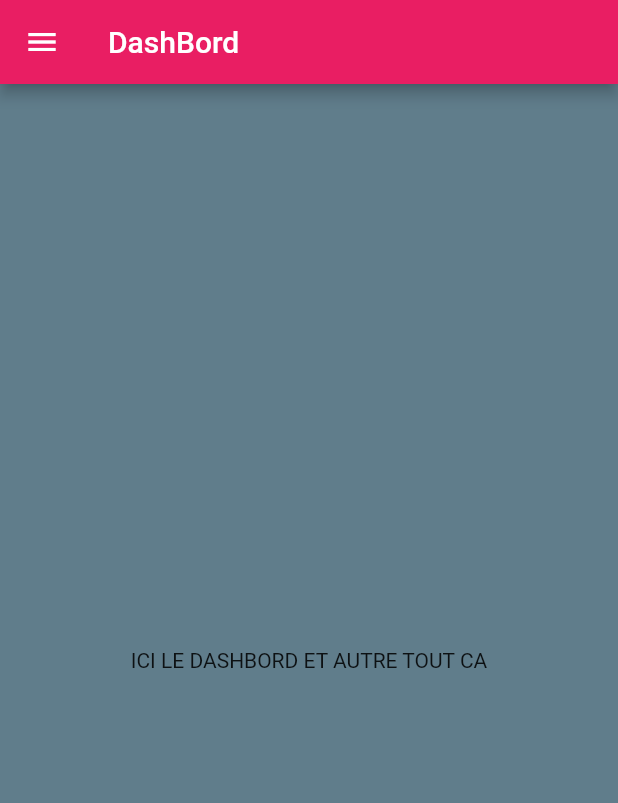
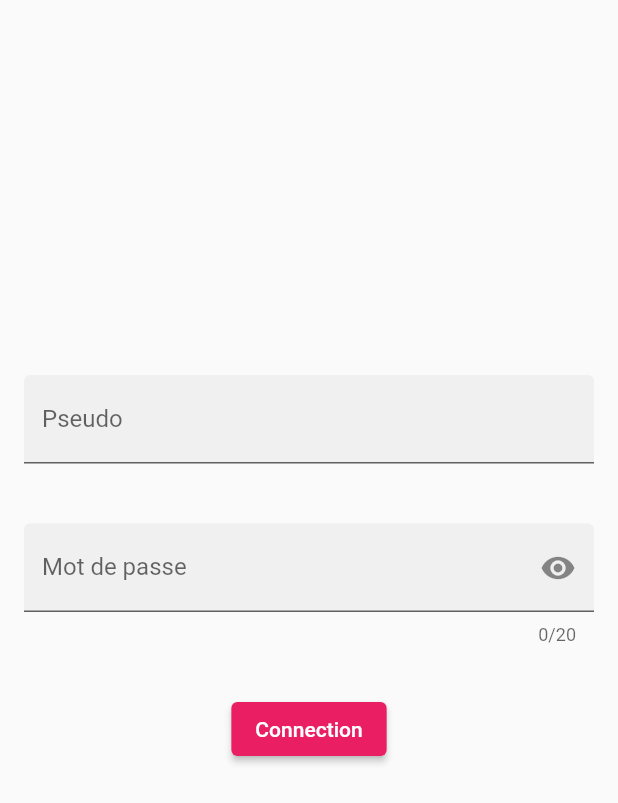
Before and after one commit to prince7walter/multimedia_flutter, a Flutter app: the screen it shows after launch, on a phone screen of 412 x 824 dp. Shown: the top 803 px of the screen. Run offline on Flutter 3.47's test engine with Material 2 defaults, Android fonts, the light colour scheme and no system bars.

Commit message:
version stable + login

```diff
--- a/lib/Classe/listeC.dart
+++ b/lib/Classe/listeC.dart
@@ -16,6 +16,9 @@ class listeC extends StatelessWidget{
         crossAxisCount: 2,
         // Generate 100 widgets that display their index in the List.
         children: [
+          Center(
+
+          ),
           Center(
               child: Container(
                   decoration: BoxDecoration(
--- /dev/null
+++ b/lib/login.dart
@@ -0,0 +1,155 @@
+import 'package:flutter/material.dart';
+import 'package:flutter/services.dart';
+
+class login extends StatelessWidget{
+    @override
+    Widget build(BuildContext context) {
+      return Scaffold(
+        body: LoginExample(),
+      );
+    }
+}
+
+class LoginExample extends StatefulWidget {
+  const LoginExample({Key key}) : super(key: key);
+
+  @override
+  State<StatefulWidget> createState() => _LoginExampleState();
+
+}
+
+
+// Adapted from the text form demo in official gallery app:
+// https://github.com/flutter/flutter/blob/master/examples/flutter_gallery/lib/demo/material/text_form_field_demo.dart
+class _LoginExampleState extends State<LoginExample> {
+  final GlobalKey<FormFieldState<String>> _passwordFieldKey =
+  GlobalKey<FormFieldState<String>>();
+
+  String _name;
+  String _phoneNumber;
+  String _email;
+  String _password;
+
+  String _validateName(String value) {
+    if (value.isEmpty) return 'Name is required.';
+    final RegExp nameExp = RegExp(r'^[A-Za-z ]+$');
+    if (!nameExp.hasMatch(value)) {
+      return 'Please enter only alphabetical characters.';
+    }
+    return null;
+  }
+
+  @override
+  Widget build(BuildContext context) {
+    void _showSnack() => ScaffoldMessenger.of(context).showSnackBar(
+      const SnackBar(
+        content: Text(''),
+      ),
+    );
+
+    return SingleChildScrollView(
+      padding: const EdgeInsets.symmetric(horizontal: 16.0),
+      child: Column(
+        mainAxisAlignment: MainAxisAlignment.spaceEvenly,
+        crossAxisAlignment: CrossAxisAlignment.stretch,
+
+        children : <Widget>[
+          const SizedBox(height: 250.0),
+          // "Name" form.
+          TextFormField(
+            textCapitalization: TextCapitalization.words,
+            decoration: const InputDecoration(
+              border: UnderlineInputBorder(),
+              filled: true,
+              hintText: '',
+              labelText: 'Pseudo',
+            ),
+            onSaved: (String value) {
+              this._name = value;
+              print('name=$_name');
+            },
+            validator: _validateName,
+          ),
+          const SizedBox(height: 40.0),
+          // "Password" form.
+          PasswordField(
+            fieldKey: _passwordFieldKey,
+            helperText: '',
+            labelText: 'Mot de passe ',
+            onFieldSubmitted: (String value) {
+              setState(() {
+                this._password = value;
+              });
+            },
+          ),
+          const SizedBox(height: 24.0),
+          // "Re-type password" form.
+
+          ButtonBar(
+            alignment: MainAxisAlignment.spaceEvenly,
+            children: <Widget>[
+              ElevatedButton(
+                onPressed: () => Navigator.pushNamed(context,'/home'),
+                child: const Text('Connection'),
+              ),
+            ],
+          ),
+        ],
+      ),
+    );
+  }
+}
+
+class PasswordField extends StatefulWidget {
+  const PasswordField({
+    this.fieldKey,
+    this.hintText,
+    this.labelText,
+    this.helperText,
+    this.onSaved,
+    this.validator,
+    this.onFieldSubmitted,
+  });
+
+  final Key fieldKey;
+  final String hintText;
+  final String labelText;
+  final String helperText;
+  final FormFieldSetter<String> onSaved;
+  final FormFieldValidator<String> validator;
+  final ValueChanged<String> onFieldSubmitted;
+
+  @override
+  _PasswordFieldState createState() => _PasswordFieldState();
+}
+
+class _PasswordFieldState extends State<PasswordField> {
+  bool _obscureText = true;
+
+  @override
+  Widget build(BuildContext context) {
+    return TextFormField(
+      key: widget.fieldKey,
+      obscureText: _obscureText,
+      maxLength: 20,
+      onSaved: widget.onSaved,
+      validator: widget.validator,
+      onFieldSubmitted: widget.onFieldSubmitted,
+      decoration: InputDecoration(
+        border: const UnderlineInputBorder(),
+        filled: true,
+        hintText: widget.hintText,
+        labelText: widget.labelText,
+        helperText: widget.helperText,
+        suffixIcon: GestureDetector(
+          onTap: () {
+            setState(() {
+              _obscureText = !_obscureText;
+            });
+          },
+          child: Icon(_obscureText ? Icons.visibility : Icons.visibility_off),
+        ),
+      ),
+    );
+  }
+}
--- a/lib/main.dart
+++ b/lib/main.dart
@@ -6,6 +6,7 @@ import 'package:multimedia_mob/Menu/drawer.dart';
 import 'package:multimedia_mob/SMS/listeSms.dart';
 import 'package:multimedia_mob/Mails/newMail.dart';
 import 'package:multimedia_mob/SMS/newSms.dart';
+import 'package:multimedia_mob/login.dart';
 
 
 void main ()
@@ -19,14 +20,15 @@ class MyApp extends StatelessWidget
   Widget build(BuildContext context)
   {
     return new MaterialApp(
-      title: 'Test App',
+      title: 'Manager Tool\'s',
       theme: new ThemeData(
           primarySwatch: Colors.pink
       ),
       debugShowCheckedModeBanner: false,
       initialRoute: '/',
       routes: {
-        '/': (context) => Home(),
+        '/': (context) => login(),
+        '/home': (context) => Home(),
         '/classe': (context) => listeC(),
         '/etudiant': (context) => addMore(),
         '/mail': (context) => listeMail(),
```
